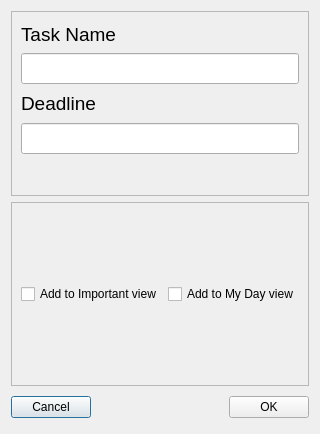
Maksymr0906/ToDoList, file NewTaskDialog.ui: the form before one commit.
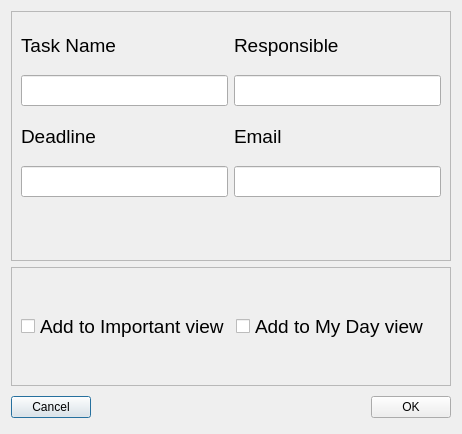
The form after the commit.

Commit message: update NewTaskDialog class

Diff of the .ui file:
```diff
--- a/NewTaskDialog.ui
+++ b/NewTaskDialog.ui
@@ -6,7 +6,7 @@
    <rect>
     <x>0</x>
     <y>0</y>
-    <width>317</width>
+    <width>462</width>
     <height>434</height>
    </rect>
   </property>
@@ -15,15 +15,42 @@
   </property>
   <layout class="QVBoxLayout" name="verticalLayout_2">
    <item>
-    <widget class="QFrame" name="texdEditsFrame">
+    <widget class="QFrame" name="textEditsFrame">
+     <property name="minimumSize">
+      <size>
+       <width>300</width>
+       <height>250</height>
+      </size>
+     </property>
      <property name="frameShape">
       <enum>QFrame::StyledPanel</enum>
      </property>
      <property name="frameShadow">
       <enum>QFrame::Raised</enum>
      </property>
-     <layout class="QVBoxLayout" name="verticalLayout">
-      <item>
+     <layout class="QGridLayout" name="gridLayout">
+      <item row="5" column="0">
+       <widget class="QLineEdit" name="deadlineLineEdit">
+        <property name="font">
+         <font>
+          <pointsize>14</pointsize>
+         </font>
+        </property>
+       </widget>
+      </item>
+      <item row="7" column="0">
+       <widget class="QLabel" name="dateStateLabel">
+        <property name="font">
+         <font>
+          <pointsize>14</pointsize>
+         </font>
+        </property>
+        <property name="text">
+         <string/>
+        </property>
+       </widget>
+      </item>
+      <item row="0" column="0">
        <widget class="QLabel" name="taskNameLabel">
         <property name="font">
          <font>
@@ -35,7 +62,28 @@
         </property>
        </widget>
       </item>
-      <item>
+      <item row="4" column="1">
+       <widget class="QLabel" name="emailLabel">
+        <property name="font">
+         <font>
+          <pointsize>14</pointsize>
+         </font>
+        </property>
+        <property name="text">
+         <string>Email</string>
+        </property>
+       </widget>
+      </item>
+      <item row="5" column="1">
+       <widget class="QLineEdit" name="responsibleLineEdit">
+        <property name="font">
+         <font>
+          <pointsize>14</pointsize>
+         </font>
+        </property>
+       </widget>
+      </item>
+      <item row="1" column="0">
        <widget class="QLineEdit" name="taskNameLineEdit">
         <property name="font">
          <font>
@@ -44,7 +92,7 @@
         </property>
        </widget>
       </item>
-      <item>
+      <item row="4" column="0">
        <widget class="QLabel" name="deadlineLabel">
         <property name="font">
          <font>
@@ -56,25 +104,25 @@
         </property>
        </widget>
       </item>
-      <item>
-       <widget class="QLineEdit" name="deadlineLineEdit">
+      <item row="0" column="1">
+       <widget class="QLabel" name="responsibleLabel">
         <property name="font">
          <font>
           <pointsize>14</pointsize>
          </font>
         </property>
+        <property name="text">
+         <string>Responsible</string>
+        </property>
        </widget>
       </item>
-      <item>
-       <widget class="QLabel" name="dateStateLabel">
+      <item row="1" column="1">
+       <widget class="QLineEdit" name="emailLineEdit">
         <property name="font">
          <font>
           <pointsize>14</pointsize>
          </font>
         </property>
-        <property name="text">
-         <string/>
-        </property>
        </widget>
       </item>
      </layout>
@@ -82,6 +130,12 @@
    </item>
    <item>
     <widget class="QFrame" name="checkBoxesFrame">
+     <property name="maximumSize">
+      <size>
+       <width>16777215</width>
+       <height>150</height>
+      </size>
+     </property>
      <property name="frameShape">
       <enum>QFrame::StyledPanel</enum>
      </property>
@@ -91,6 +145,11 @@
      <layout class="QHBoxLayout" name="horizontalLayout">
       <item>
        <widget class="QCheckBox" name="isImportantCheckBox">
+        <property name="font">
+         <font>
+          <pointsize>14</pointsize>
+         </font>
+        </property>
         <property name="text">
          <string>Add to Important view</string>
         </property>
@@ -98,6 +157,11 @@
       </item>
       <item>
        <widget class="QCheckBox" name="isMyDayCheckBox">
+        <property name="font">
+         <font>
+          <pointsize>14</pointsize>
+         </font>
+        </property>
         <property name="text">
          <string>Add to My Day view</string>
         </property>
```
The commit also changes 8 other files.
